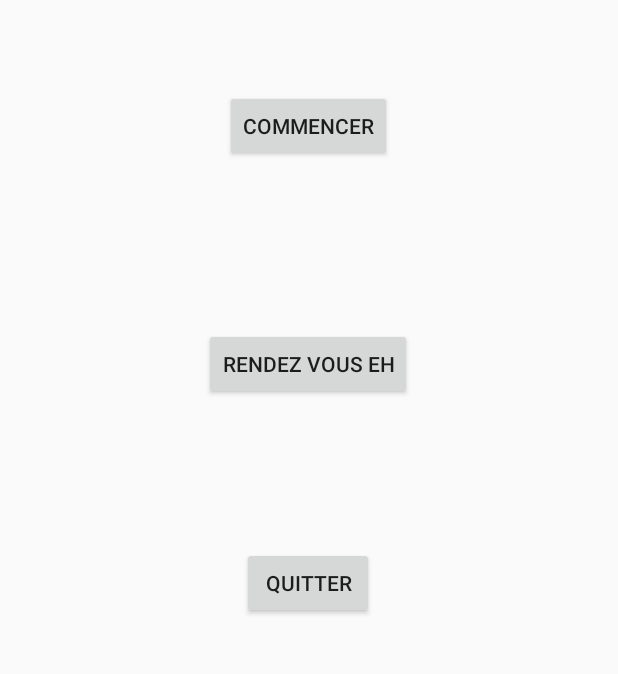
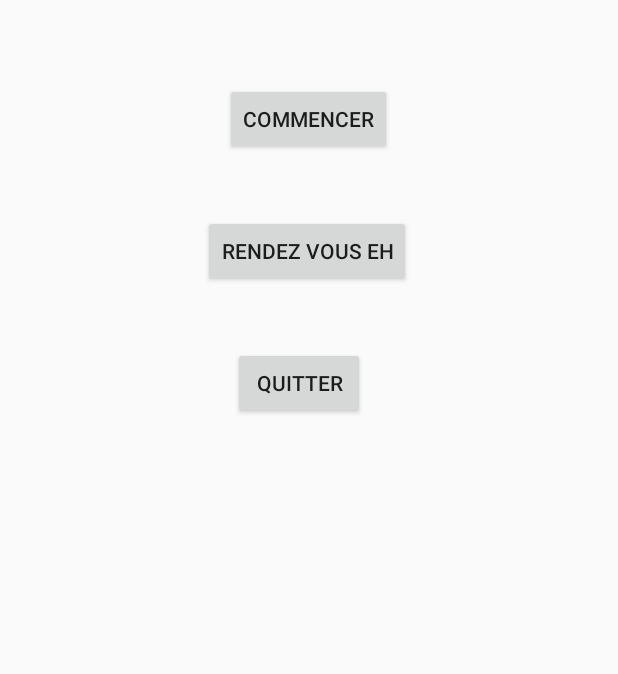
Before and after one commit to Gorgory24/Elemental-Hunter, an Android app: the screen it shows after launch (MainActivity), on a phone screen of 412 x 824 dp, the part 319-993 px from its top. Run offline under Robolectric (Android 15) with nearby library versions, the light colour scheme and no system bars.

Commit message:
Modif bouton main & scene

```diff
--- a/app/src/main/res/layout/activity_main.xml
+++ b/app/src/main/res/layout/activity_main.xml
@@ -7,6 +7,7 @@
     tools:context=".MainActivity">
 
     <TextView
+        android:id="@+id/textView"
         android:layout_width="wrap_content"
         android:layout_height="wrap_content"
         android:text="Elemental Hunter Card and Dice game"
@@ -21,37 +22,34 @@
         android:id="@+id/BoutonCommencer"
         android:layout_width="wrap_content"
         android:layout_height="wrap_content"
+        android:layout_marginStart="150dp"
+        android:layout_marginLeft="150dp"
+        android:layout_marginTop="55dp"
         android:text="Commencer"
-        app:layout_constraintBottom_toBottomOf="parent"
-        app:layout_constraintHorizontal_bias="0.498"
-        app:layout_constraintLeft_toLeftOf="parent"
-        app:layout_constraintRight_toRightOf="parent"
-        app:layout_constraintTop_toTopOf="parent"
-        app:layout_constraintVertical_bias="0.301" />
+        app:layout_constraintStart_toStartOf="parent"
+        app:layout_constraintTop_toBottomOf="@+id/textView" />
 
     <Button
         android:id="@+id/BoutonMap"
         android:layout_width="wrap_content"
         android:layout_height="wrap_content"
+        android:layout_marginStart="135dp"
+        android:layout_marginLeft="135dp"
+        android:layout_marginTop="40dp"
         android:text="Rendez vous EH"
-        app:layout_constraintBottom_toBottomOf="parent"
-        app:layout_constraintHorizontal_bias="0.498"
-        app:layout_constraintLeft_toLeftOf="parent"
-        app:layout_constraintRight_toRightOf="parent"
-        app:layout_constraintTop_toTopOf="parent"
-        app:layout_constraintVertical_bias="0.521" />
+        app:layout_constraintStart_toStartOf="parent"
+        app:layout_constraintTop_toBottomOf="@+id/BoutonCommencer" />
 
     <Button
         android:id="@+id/BoutonQuitter"
         android:layout_width="wrap_content"
         android:layout_height="wrap_content"
+        android:layout_marginStart="155dp"
+        android:layout_marginLeft="155dp"
+        android:layout_marginTop="40dp"
+        android:onClick="Quit"
         android:text="Quitter"
-        android:onClick="Quit"
-        app:layout_constraintBottom_toBottomOf="parent"
-        app:layout_constraintHorizontal_bias="0.498"
-        app:layout_constraintLeft_toLeftOf="parent"
-        app:layout_constraintRight_toRightOf="parent"
-        app:layout_constraintTop_toTopOf="parent"
-        app:layout_constraintVertical_bias="0.724" />
+        app:layout_constraintStart_toStartOf="parent"
+        app:layout_constraintTop_toBottomOf="@+id/BoutonMap" />
 
 </androidx.constraintlayout.widget.ConstraintLayout>
```
Also changed, not shown: app/src/main/res/layout/activity_game.xml (+43 -34 lines).
